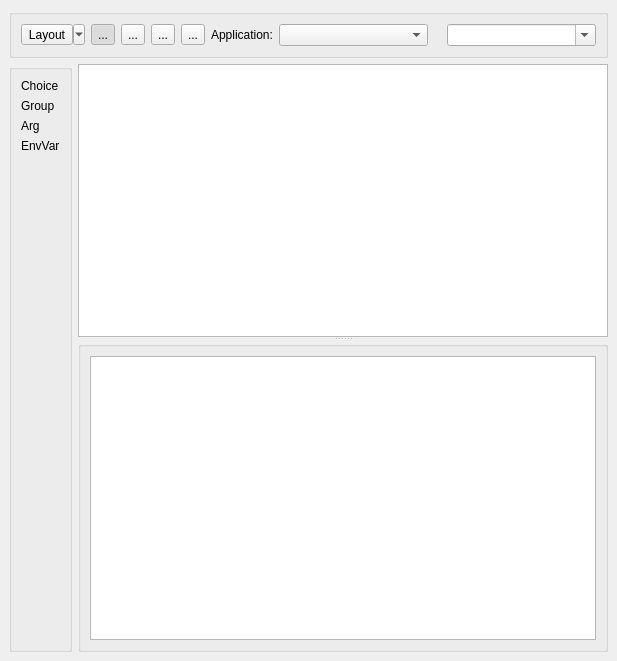
This is trunk/maestro/gui/plugins/views/stanza_editor/StanzaEditorBase.ui in patrickhartling/maestro as Qt 5 draws it before an edit. The edited form follows.
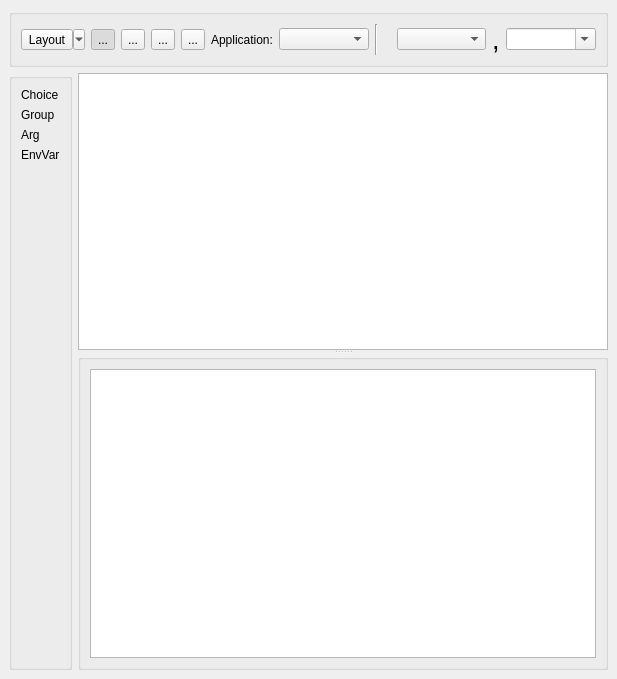
This is the edited form. Icons and pictures are not drawn.

Commit message: - Add a combobox with Linux/WindowsXP choice in it. - Fix painting to make it more obvious when a node is disabled.

Diff of the .ui file:
```diff
--- a/trunk/maestro/gui/plugins/views/stanza_editor/StanzaEditorBase.ui
+++ b/trunk/maestro/gui/plugins/views/stanza_editor/StanzaEditorBase.ui
@@ -6,7 +6,7 @@
     <x>0</x>
     <y>0</y>
     <width>617</width>
-    <height>661</height>
+    <height>679</height>
    </rect>
   </property>
   <property name="windowTitle" >
@@ -151,6 +151,13 @@
         </property>
        </widget>
       </item>
+      <item>
+       <widget class="Line" name="mClassLine" >
+        <property name="orientation" >
+         <enum>Qt::Vertical</enum>
+        </property>
+       </widget>
+      </item>
       <item>
        <widget class="QLabel" name="mClassFilterLbl" >
         <property name="text" >
@@ -161,11 +168,41 @@
         </property>
        </widget>
       </item>
+      <item>
+       <widget class="QComboBox" name="mOperatingSystemCB" >
+        <property name="sizePolicy" >
+         <sizepolicy>
+          <hsizetype>7</hsizetype>
+          <vsizetype>0</vsizetype>
+          <horstretch>0</horstretch>
+          <verstretch>0</verstretch>
+         </sizepolicy>
+        </property>
+       </widget>
+      </item>
+      <item>
+       <widget class="QLabel" name="mClassFilterComma" >
+        <property name="font" >
+         <font>
+          <pointsize>20</pointsize>
+         </font>
+        </property>
+        <property name="text" >
+         <string>,</string>
+        </property>
+        <property name="pixmap" >
+         <pixmap/>
+        </property>
+        <property name="alignment" >
+         <set>Qt::AlignBottom|Qt::AlignLeading|Qt::AlignLeft</set>
+        </property>
+       </widget>
+      </item>
       <item>
        <widget class="QComboBox" name="mClassFilterCB" >
         <property name="sizePolicy" >
          <sizepolicy>
-          <hsizetype>3</hsizetype>
+          <hsizetype>7</hsizetype>
           <vsizetype>0</vsizetype>
           <horstretch>0</horstretch>
           <verstretch>0</verstretch>
```
Left out of the diff: 2 changed lines with no effect on the pictures. The commit also changes 3 other files.
